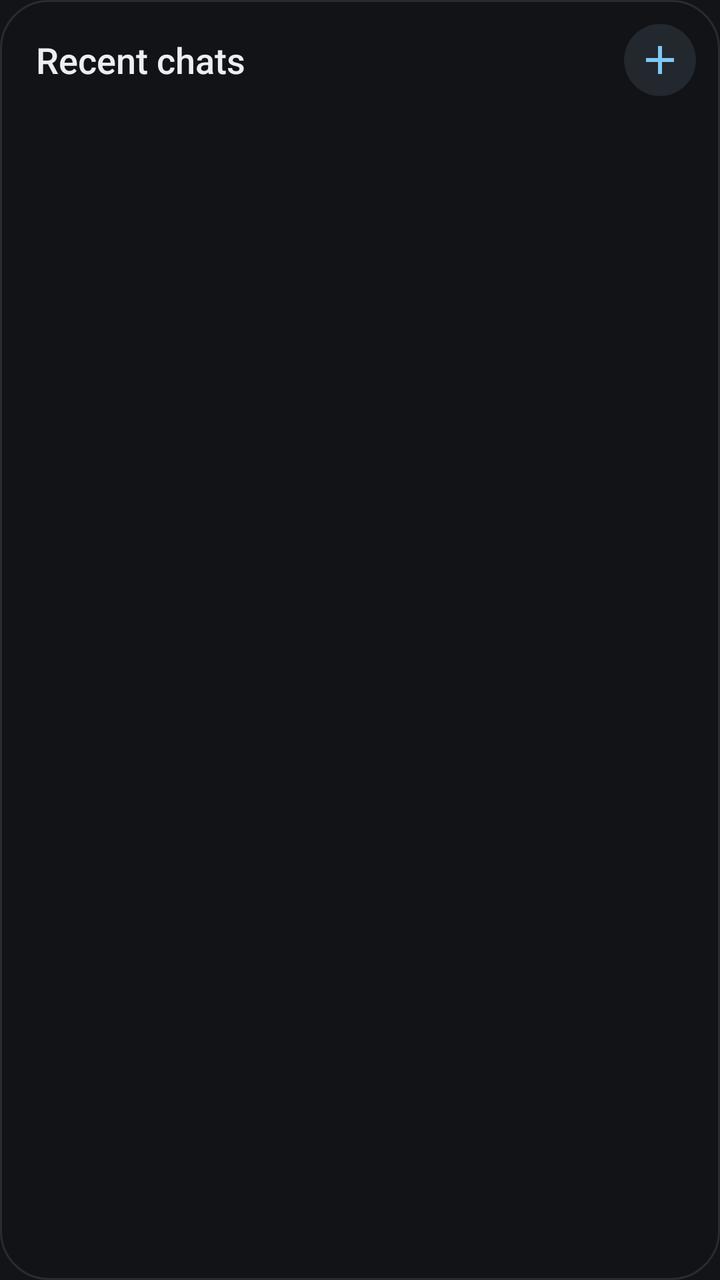
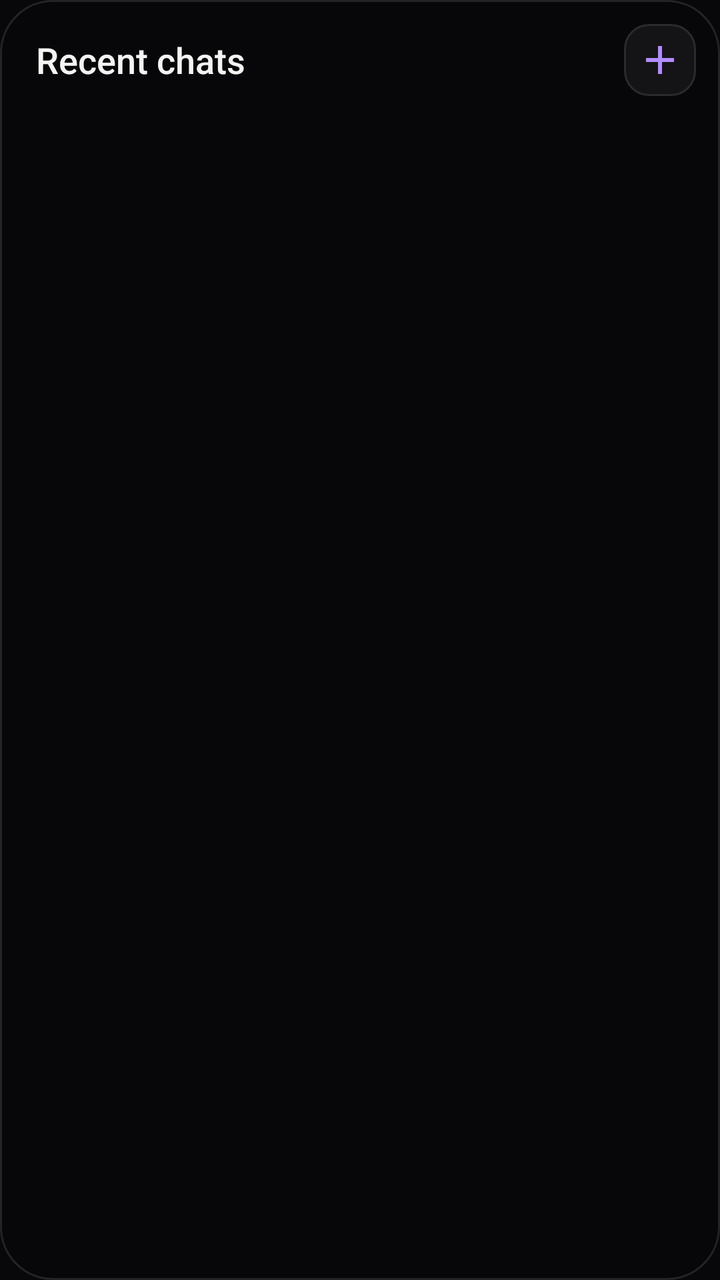

Compare the two renders of this Android layout. The source of the first and the diff that turns it into the second are given below.
<!-- AndroidManifest.xml: application theme Theme.TextCtrl -->
<!-- res/layout/widget_chats.xml -->
<?xml version="1.0" encoding="utf-8"?>
<LinearLayout xmlns:android="http://schemas.android.com/apk/res/android"
    android:id="@+id/widget_root"
    android:layout_width="match_parent"
    android:layout_height="match_parent"
    android:background="@drawable/widget_background"
    android:orientation="vertical"
    android:padding="12dp">

    <LinearLayout
        android:layout_width="match_parent"
        android:layout_height="wrap_content"
        android:gravity="center_vertical"
        android:orientation="horizontal"
        android:paddingStart="6dp"
        android:paddingBottom="8dp">

        <TextView
            android:id="@+id/widget_title"
            android:layout_width="0dp"
            android:layout_height="wrap_content"
            android:layout_weight="1"
            android:fontFamily="sans-serif-medium"
            android:text="@string/widget_title"
            android:textColor="#FFECEEF2"
            android:textSize="18sp" />

        <ImageView
            android:id="@+id/widget_add"
            android:layout_width="36dp"
            android:layout_height="36dp"
            android:background="@drawable/widget_button"
            android:contentDescription="@string/new_chat"
            android:padding="6dp"
            android:src="@drawable/ic_widget_add" />
    </LinearLayout>

    <LinearLayout
        android:id="@+id/widget_rows"
        android:layout_width="match_parent"
        android:layout_height="0dp"
        android:layout_weight="1"
        android:orientation="vertical" />
</LinearLayout>
<!-- resources referenced by this layout -->
<resources>
  <!-- drawable ic_widget_add (drawable) -->
  <?xml version="1.0" encoding="utf-8"?>
  <vector xmlns:android="http://schemas.android.com/apk/res/android"
      android:width="24dp"
      android:height="24dp"
      android:viewportWidth="24"
      android:viewportHeight="24">
      <path
          android:fillColor="#FF7FC8F8"
          android:pathData="M19,13H13V19H11V13H5V11H11V5H13V11H19V13Z" />
  </vector>
  <!-- drawable widget_background (drawable) -->
  <?xml version="1.0" encoding="utf-8"?>
  <shape xmlns:android="http://schemas.android.com/apk/res/android" android:shape="rectangle">
      <solid android:color="#F2121418" />
      <corners android:radius="24dp" />
      <stroke android:width="1dp" android:color="#1AFFFFFF" />
  </shape>
  <!-- drawable widget_button (drawable) -->
  <?xml version="1.0" encoding="utf-8"?>
  <shape xmlns:android="http://schemas.android.com/apk/res/android" android:shape="oval">
      <solid android:color="#FF23272E" />
  </shape>
  <string name="new_chat">New chat</string>
  <string name="widget_title">Recent chats</string>
  <style name="Theme.TextCtrl" parent="android:Theme.Material.NoActionBar">
          <item name="android:windowBackground">@color/window_bg</item>
          <item name="android:statusBarColor">@android:color/transparent</item>
          <item name="android:navigationBarColor">@android:color/transparent</item>
          <item name="android:windowLightStatusBar">false</item>
      </style>
  <color name="window_bg">#FF121418</color>
</resources>

<!-- the commit's change to res/layout/widget_chats.xml (unified diff, before → after) -->
@@ -22,7 +22,7 @@
             android:layout_weight="1"
             android:fontFamily="sans-serif-medium"
             android:text="@string/widget_title"
-            android:textColor="#FFECEEF2"
+            android:textColor="#FFF4F4F2"
             android:textSize="18sp" />
 
         <ImageView
<!-- resource entries referenced after the edit -->
@@ -8,20 +8,22 @@
       android:viewportWidth="24"
       android:viewportHeight="24">
       <path
-          android:fillColor="#FF7FC8F8"
+          android:fillColor="#FFB48CFF"
           android:pathData="M19,13H13V19H11V13H5V11H11V5H13V11H19V13Z" />
   </vector>
   <!-- drawable widget_background (drawable) -->
   <?xml version="1.0" encoding="utf-8"?>
   <shape xmlns:android="http://schemas.android.com/apk/res/android" android:shape="rectangle">
-      <solid android:color="#F2121418" />
-      <corners android:radius="24dp" />
-      <stroke android:width="1dp" android:color="#1AFFFFFF" />
+      <solid android:color="#F208080A" />
+      <corners android:radius="26dp" />
+      <stroke android:width="1dp" android:color="#FF232328" />
   </shape>
   <!-- drawable widget_button (drawable) -->
   <?xml version="1.0" encoding="utf-8"?>
-  <shape xmlns:android="http://schemas.android.com/apk/res/android" android:shape="oval">
-      <solid android:color="#FF23272E" />
+  <shape xmlns:android="http://schemas.android.com/apk/res/android" android:shape="rectangle">
+      <solid android:color="#FF141417" />
+      <corners android:radius="12dp" />
+      <stroke android:width="1dp" android:color="#FF2A2A2F" />
   </shape>
   <string name="new_chat">New chat</string>
   <string name="widget_title">Recent chats</string>
@@ -31,6 +33,6 @@
           <item name="android:navigationBarColor">@android:color/transparent</item>
           <item name="android:windowLightStatusBar">false</item>
       </style>
-  <color name="window_bg">#FF121418</color>
+  <color name="window_bg">#FF08080A</color>
 </resources>
 
